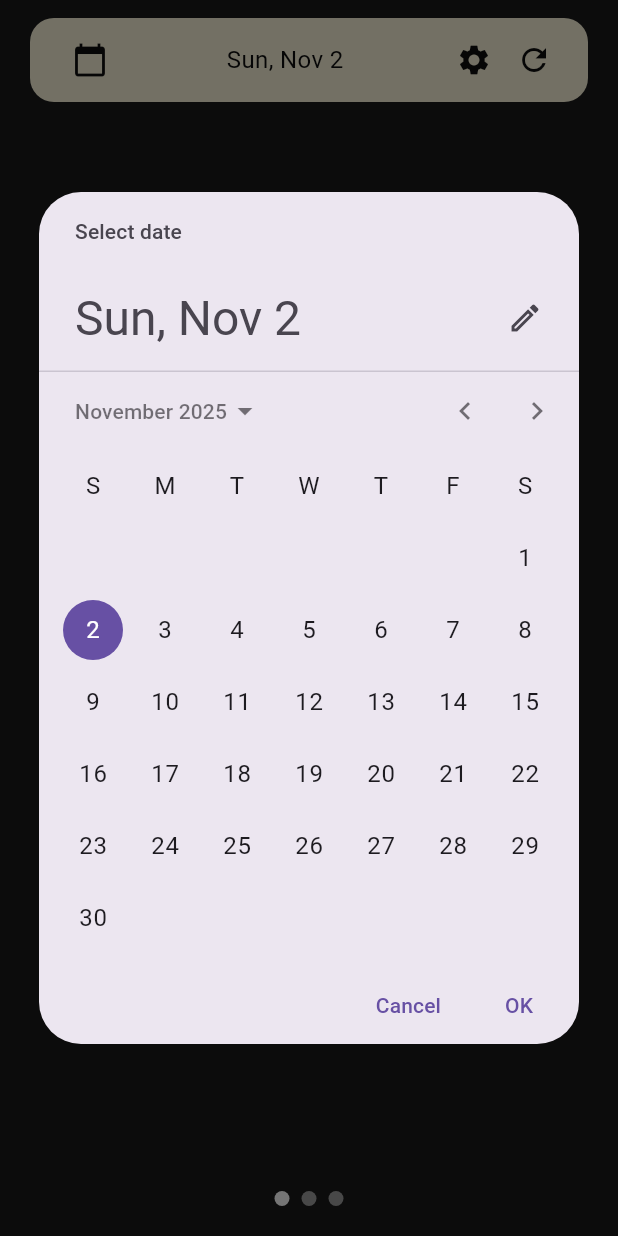
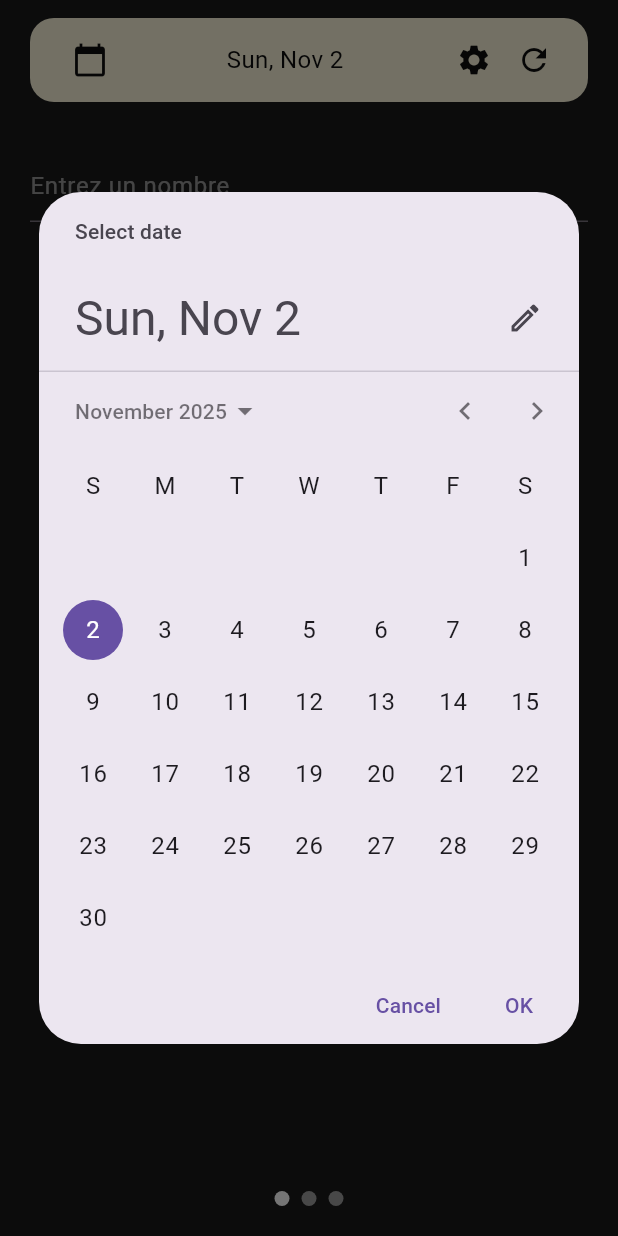
Before and after one commit to Loic1363/1try_androidApp, a Flutter app: the Page2 screen opened directly, after a tap on the "calendar today" icon, on a phone screen of 412 x 824 dp. Run offline on Flutter 3.47's test engine with Material 3 defaults, Android fonts, the phone set to English and light mode, and no system bars.

Commit message:
first data acq

```diff
--- /dev/null
+++ b/lib/functions/data_manager.dart
@@ -0,0 +1,25 @@
+class DataManager {
+  final Map<DateTime, int> _dataMap = {};
+
+  void setData(DateTime date, int value) {
+    _dataMap[DateTime(date.year, date.month, date.day)] = value;
+  }
+
+  int? getData(DateTime date) {
+    return _dataMap[DateTime(date.year, date.month, date.day)];
+  }
+
+  List<DateTime> generateDateRange() {
+    DateTime start = DateTime(2025, 10, 20);
+    DateTime end = DateTime(2026, 8, 20);
+    List<DateTime> dates = [];
+    for (DateTime date = start;
+        !date.isAfter(end);
+        date = date.add(const Duration(days: 1))) {
+      dates.add(date);
+    }
+    return dates;
+  }
+}
+
+final dataManager = DataManager();
--- a/lib/pages/page2.dart
+++ b/lib/pages/page2.dart
@@ -63,10 +63,10 @@ class _Page2State extends State<Page2> {
             ),
             Expanded(
               child: PageSwiper(
-                pages: const [
-                  Page3(),
-                  Page4(),
-                  Page5(),
+                pages: [
+                  Page3(selectedDate: currentDate),
+                  const Page4(),
+                  const Page5(),
                 ],
               ),
             ),
--- a/lib/pages/page3.dart
+++ b/lib/pages/page3.dart
@@ -1,15 +1,88 @@
 import 'package:flutter/material.dart';
+import 'package:flutter/services.dart';
+import 'package:intl/intl.dart';
+import '../functions/data_manager.dart';
 
-class Page3 extends StatelessWidget {
-  const Page3({super.key});
+class Page3 extends StatefulWidget {
+  final DateTime selectedDate;
+
+  const Page3({super.key, required this.selectedDate});
+
+  @override
+  State<Page3> createState() => _Page3State();
+}
+
+class _Page3State extends State<Page3> {
+  final TextEditingController _controller = TextEditingController();
+  String? errorText;
+
+  static final DateTime minDate = DateTime(2025, 10, 20);
+
+  @override
+  void initState() {
+    super.initState();
+    _loadForDate();
+  }
+
+  @override
+  void didUpdateWidget(covariant Page3 oldWidget) {
+    super.didUpdateWidget(oldWidget);
+    if (oldWidget.selectedDate != widget.selectedDate) {
+      _loadForDate();
+      setState(() {
+        errorText = null;
+      });
+    }
+  }
+
+  void _loadForDate() {
+    final data = dataManager.getData(widget.selectedDate);
+    if (data != null) {
+      _controller.text = data.toString();
+    } else {
+      _controller.clear();
+    }
+  }
+
+  void _onDataChanged(String val) {
+    if (widget.selectedDate.isBefore(minDate)) {
+      setState(() {
+        errorText = 'La date doit être après le 20-10-25.';
+      });
+      return;
+    } else {
+      setState(() {
+        errorText = null;
+      });
+    }
+
+    final intValue = int.tryParse(val);
+    if (intValue != null) {
+      dataManager.setData(widget.selectedDate, intValue);
+    }
+  }
 
   @override
   Widget build(BuildContext context) {
-    return Scaffold(
-      backgroundColor: const Color(0xFF1A1A1A),
-      body: const Center(
-        child: Text('Page 3', style: TextStyle(color: Colors.white, fontSize: 24),
-        ),
+    final dateStr = DateFormat('dd-MM-yy').format(widget.selectedDate);
+    return Padding(
+      padding: const EdgeInsets.all(20),
+      child: Column(
+        crossAxisAlignment: CrossAxisAlignment.start,
+        children: [
+          TextField(
+            controller: _controller,
+            keyboardType: TextInputType.number,
+            inputFormatters: [FilteringTextInputFormatter.digitsOnly],
+            style: const TextStyle(color: Colors.white),
+            decoration: InputDecoration(
+              hintText: 'Entrez un nombre',
+              hintStyle: const TextStyle(color: Colors.white54),
+              errorText: errorText,
+            ),
+            onChanged: _onDataChanged,
+          ),
+        ],
       ),
     );
   }
--- a/lib/pages/page5.dart
+++ b/lib/pages/page5.dart
@@ -1,14 +1,32 @@
 import 'package:flutter/material.dart';
+import 'package:intl/intl.dart';
+import '../functions/data_manager.dart';
 
 class Page5 extends StatelessWidget {
   const Page5({super.key});
 
   @override
   Widget build(BuildContext context) {
+    final dates = dataManager.generateDateRange();
+
     return Scaffold(
       backgroundColor: const Color(0xFF1A1A1A),
-      body: const Center(
-        child: Text('Page 5', style: TextStyle(color: Colors.white, fontSize: 24),
+      body: SingleChildScrollView(
+        scrollDirection: Axis.vertical,
+        child: DataTable(
+          columns: const [
+            DataColumn(label: Text('Date', style: TextStyle(color: Colors.white))),
+            DataColumn(label: Text('Donnée', style: TextStyle(color: Colors.white))),
+          ],
+          rows: dates.map((date) {
+            final data = dataManager.getData(date);
+            final dataStr = data?.toString() ?? '';
+            final dateStr = DateFormat('dd-MM-yy').format(date);
+            return DataRow(cells: [
+              DataCell(Text(dateStr, style: const TextStyle(color: Colors.white))),
+              DataCell(Text(dataStr, style: const TextStyle(color: Colors.white))),
+            ]);
+          }).toList(),
         ),
       ),
     );
```
